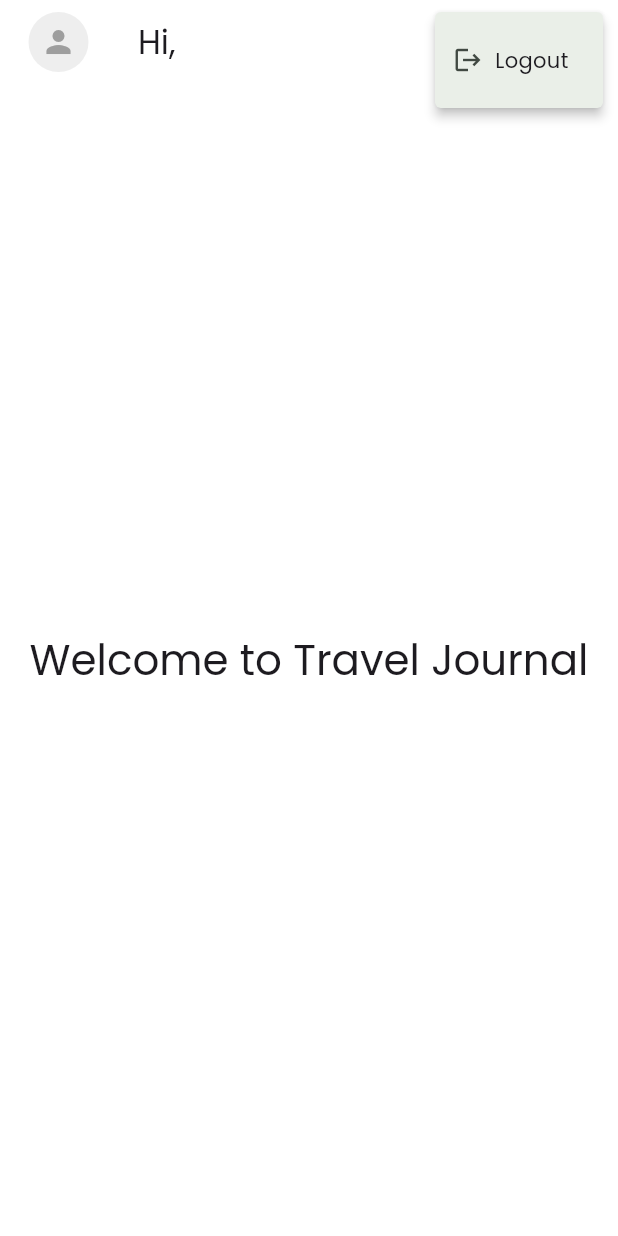
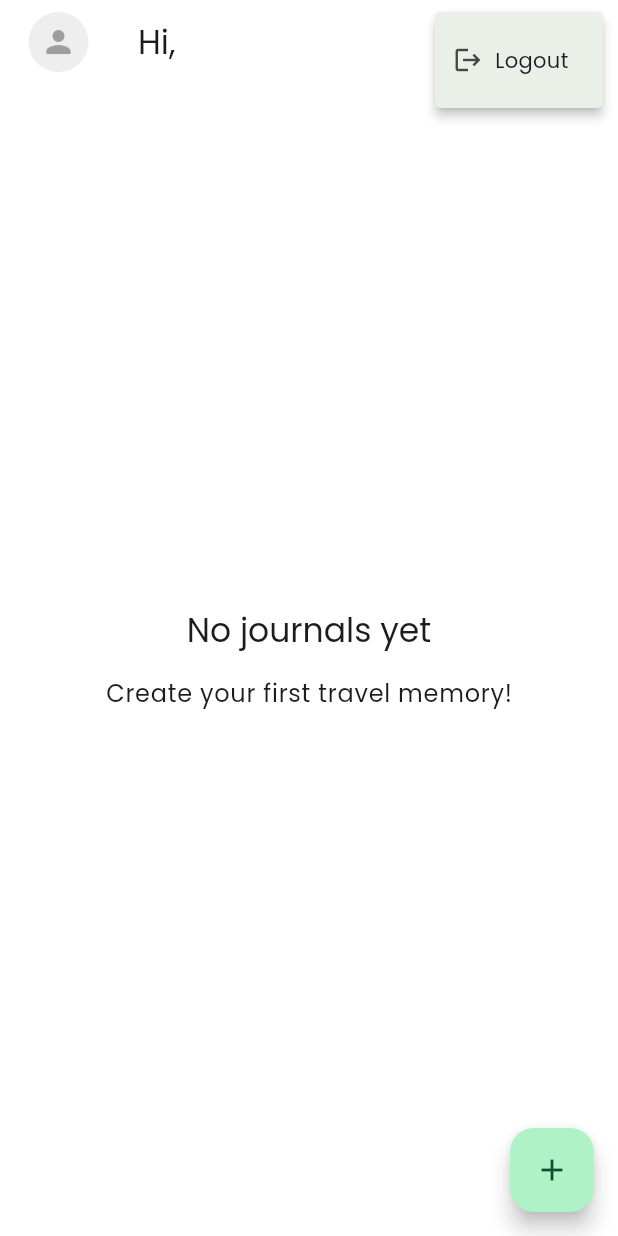
Before and after one commit to kucingliaw/traveljournal, a Flutter app: the screen it shows once a user with an empty profile is signed in, after a tap on the "menu" icon, on a phone screen of 412 x 824 dp. Run offline on Flutter 3.47's test engine with Material 3 defaults, Android fonts, the phone set to English and light mode, and no system bars; our stand-ins replace cached_network_image, geocoding, geolocator, google_fonts, image_picker, supabase_flutter; accounts and stored records are empty; network calls fail.

Commit message:
edit the homescreen. add the journal list and journal add

```diff
--- a/lib/screen/homescreen.dart
+++ b/lib/screen/homescreen.dart
@@ -1,6 +1,10 @@
 import 'package:flutter/material.dart';
 import 'package:traveljournal/auth/auth_service.dart';
+import 'package:traveljournal/models/journal.dart';
+import 'package:traveljournal/services/journal_service.dart';
 import 'package:traveljournal/widgets/custom_app_bar.dart';
+import 'package:traveljournal/widgets/journal_card.dart';
+import 'package:traveljournal/screen/journal_form_screen.dart';
 
 class HomeScreen extends StatefulWidget {
   const HomeScreen({super.key});
@@ -11,12 +15,16 @@ class HomeScreen extends StatefulWidget {
 
 class _HomeScreenState extends State<HomeScreen> {
   final AuthService _authService = AuthService();
+  final JournalService _journalService = JournalService();
   String _userEmail = '';
+  List<Journal> _journals = [];
+  bool _isLoading = true;
 
   @override
   void initState() {
     super.initState();
     _loadUserData();
+    _loadJournals();
   }
 
   Future<void> _loadUserData() async {
@@ -28,19 +36,90 @@ class _HomeScreenState extends State<HomeScreen> {
     }
   }
 
+  Future<void> _loadJournals() async {
+    try {
+      final journals = await _journalService.getJournals();
+      if (mounted) {
+        setState(() {
+          _journals = journals;
+          _isLoading = false;
+        });
+      }
+    } catch (e) {
+      if (mounted) {
+        ScaffoldMessenger.of(context).showSnackBar(
+          SnackBar(
+            content: Text('Failed to load journals: $e'),
+            backgroundColor: Colors.red,
+          ),
+        );
+        setState(() {
+          _isLoading = false;
+        });
+      }
+    }
+  }
+
+  void _createNewJournal() async {
+    final created = await Navigator.push<bool>(
+      context,
+      MaterialPageRoute(builder: (context) => const JournalFormScreen()),
+    );
+
+    if (created == true && mounted) {
+      _loadJournals();
+    }
+  }
+
+  void _viewJournalDetails(Journal journal) {
+    // TODO: Implement journal details screen
+    // Will be implemented in the next step
+  }
+
   @override
   Widget build(BuildContext context) {
     return Scaffold(
       backgroundColor: Colors.white,
       appBar: CustomAppBar(userEmail: _userEmail, authService: _authService),
-      body: Padding(
-        padding: const EdgeInsets.symmetric(horizontal: 10.0),
-        child: Center(
-          child: Text(
-            'Welcome to Travel Journal',
-            style: Theme.of(context).textTheme.headlineMedium,
-          ),
-        ),
+      body: _isLoading
+          ? const Center(child: CircularProgressIndicator())
+          : _journals.isEmpty
+          ? Center(
+              child: Column(
+                mainAxisAlignment: MainAxisAlignment.center,
+                children: [
+                  Text(
+                    'No journals yet',
+                    style: Theme.of(context).textTheme.titleLarge,
+                  ),
+                  const SizedBox(height: 16),
+                  Text(
+                    'Create your first travel memory!',
+                    style: Theme.of(context).textTheme.bodyLarge,
+                  ),
+                ],
+              ),
+            )
+          : RefreshIndicator(
+              onRefresh: _loadJournals,
+              child: ListView.builder(
+                padding: const EdgeInsets.all(16),
+                itemCount: _journals.length,
+                itemBuilder: (context, index) {
+                  final journal = _journals[index];
+                  return Padding(
+                    padding: const EdgeInsets.only(bottom: 16),
+                    child: JournalCard(
+                      journal: journal,
+                      onTap: () => _viewJournalDetails(journal),
+                    ),
+                  );
+                },
+              ),
+            ),
+      floatingActionButton: FloatingActionButton(
+        onPressed: _createNewJournal,
+        child: const Icon(Icons.add),
       ),
     );
   }
```
Also changed, not shown: lib/screen/journal_form_screen.dart (added, +258 -0 lines), lib/widgets/journal_card.dart (added, +84 -0 lines), pubspec.yaml (+7 -2 lines), pubspec.lock, 5 other files.
